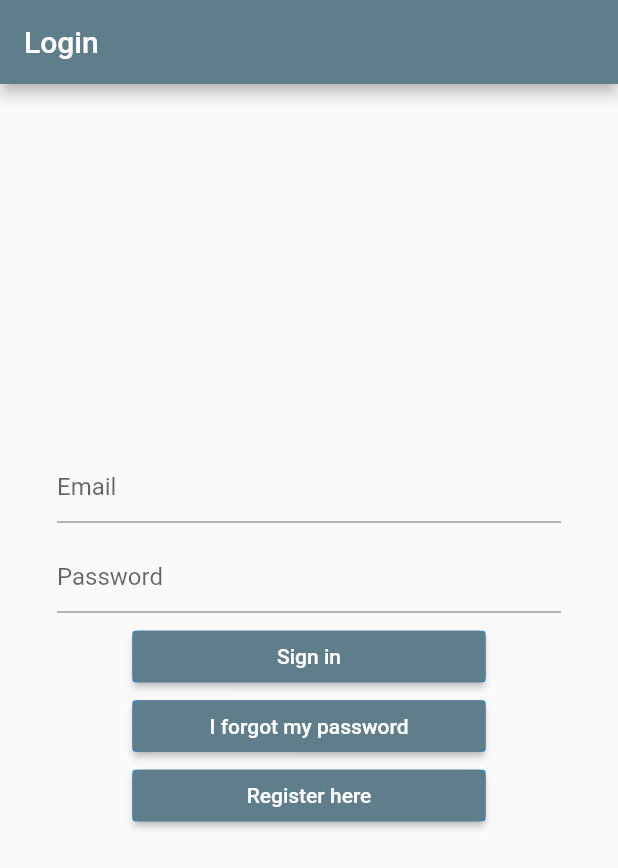
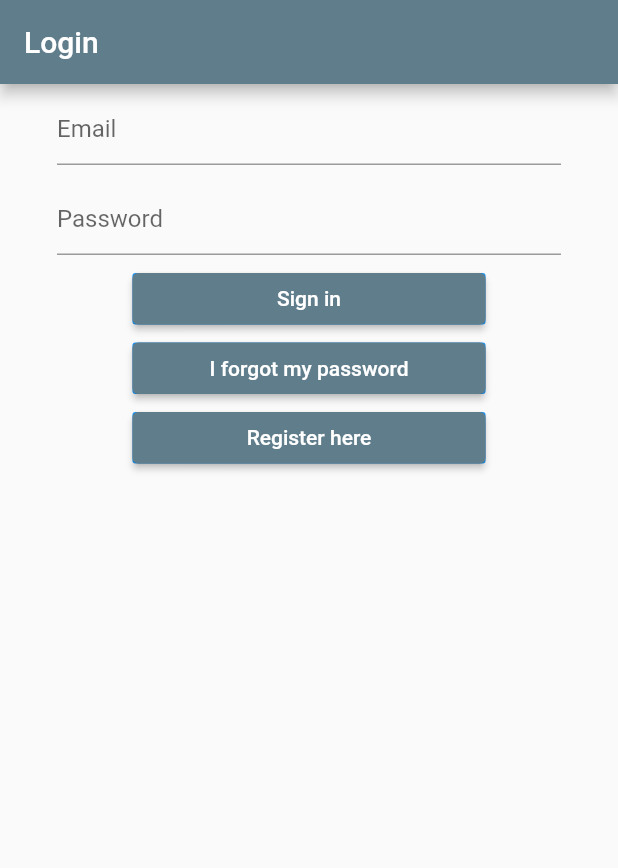
Before and after one commit to bertayyonel95/mynotespublic, a Flutter app: the screen it shows after launch, on a phone screen of 412 x 824 dp. Shown: the top 868 px of the screen. Run offline on Flutter 3.47's test engine with Material 2 defaults, Android fonts, the phone set to English and light mode, and no system bars; our stand-ins replace cloud_firestore, equatable, firebase_auth, firebase_core, flutter_bloc, flutter_signin_button and 1 more; accounts and stored records are empty.

Commit message:
changes-to-publish

```diff
--- a/lib/main.dart
+++ b/lib/main.dart
@@ -18,6 +18,7 @@ void main() {
   runApp(
     MaterialApp(
       title: 'Flutter Demo',
+      debugShowCheckedModeBanner: false,
       theme: ThemeData(
         primarySwatch: const MaterialColor(
           0xFF607D8B,
--- a/lib/views/forgot_password_view.dart
+++ b/lib/views/forgot_password_view.dart
@@ -51,6 +51,7 @@ class _ForgotPasswordViewState extends State<ForgotPasswordView> {
         ),
         body: Padding(
           padding: const EdgeInsets.all(16.0),
+          child: SingleChildScrollView(
             child: Column(
               children: [
                 const Text(
@@ -82,6 +83,7 @@ class _ForgotPasswordViewState extends State<ForgotPasswordView> {
             ),
           ),
         ),
+      ),
     );
   }
 }
--- a/lib/views/login_view.dart
+++ b/lib/views/login_view.dart
@@ -61,6 +61,7 @@ class _LoginViewState extends State<LoginView> {
             right: 32.0,
             bottom: 32.0,
           ),
+          child: SingleChildScrollView(
             child: Column(
               mainAxisAlignment: MainAxisAlignment.center,
               children: [
@@ -166,6 +167,7 @@ class _LoginViewState extends State<LoginView> {
             ),
           ),
         ),
+      ),
     );
   }
 }
--- a/lib/views/register_view.dart
+++ b/lib/views/register_view.dart
@@ -65,6 +65,7 @@ class _RegisterViewState extends State<RegisterView> {
         ),
         body: Padding(
           padding: const EdgeInsets.all(16.0),
+          child: SingleChildScrollView(
             child: Column(
               crossAxisAlignment: CrossAxisAlignment.start,
               children: [
@@ -119,6 +120,7 @@ class _RegisterViewState extends State<RegisterView> {
             ),
           ),
         ),
+      ),
     );
   }
 }
--- a/lib/views/verify_email_view.dart
+++ b/lib/views/verify_email_view.dart
@@ -1,7 +1,5 @@
 import 'package:flutter/material.dart';
 import 'package:flutter_bloc/flutter_bloc.dart';
-import 'package:mynotes/constants/routes.dart';
-import 'package:mynotes/services/auth/auth_service.dart';
 import 'package:mynotes/services/auth/bloc/auth_bloc.dart';
 import 'package:mynotes/services/auth/bloc/auth_event.dart';
 
@@ -19,7 +17,8 @@ class _VerifyEmailViewState extends State<VerifyEmailView> {
       appBar: AppBar(
         title: const Text('Verify email'),
       ),
-      body: Column(
+      body: SingleChildScrollView(
+        child: Column(
           children: [
             const Text(
                 "We've sent you a email verification. Please open it to verify your account."),
@@ -43,6 +42,7 @@ class _VerifyEmailViewState extends State<VerifyEmailView> {
             )
           ],
         ),
+      ),
     );
   }
 }
```
Also changed, not shown: 3 other files. Lines whose indentation alone changed are shown as unchanged.
